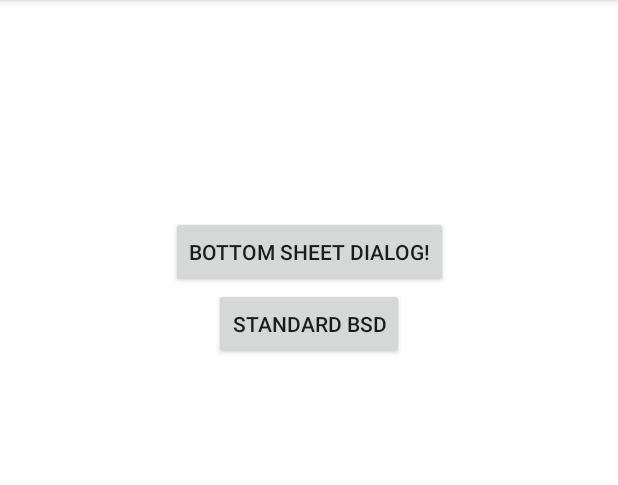
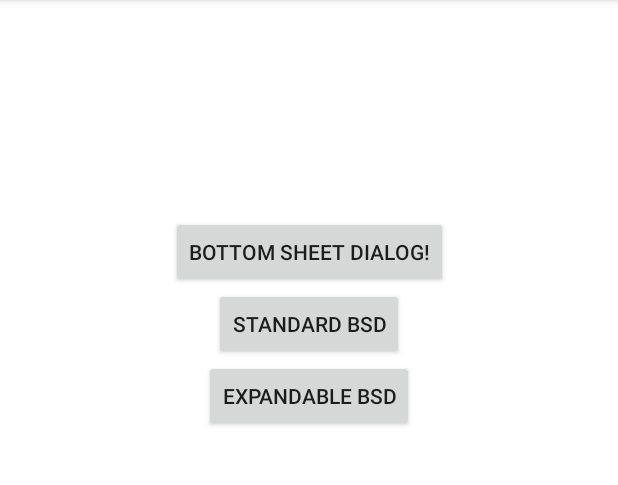
Before and after one commit to krymov-d/For_Practice, an Android app: the screen it shows after launch (MainActivity), on a phone screen of 412 x 824 dp, the part 84-569 px from its top. Run offline under Robolectric (Android 15) with nearby library versions, the phone set to English and light mode, and no system bars.

Commit message:
Added expandable BSD: customized behaviour

```diff
--- a/app/src/main/java/kz/kd/for_practice/MainActivity.kt
+++ b/app/src/main/java/kz/kd/for_practice/MainActivity.kt
@@ -11,15 +11,20 @@ class MainActivity : AppCompatActivity() {
         super.onCreate(savedInstanceState)
         setContentView(R.layout.activity_main)
 
-        val btnBST: Button = findViewById(R.id.btn_bsd)
-        btnBST.setOnClickListener {
+        val btnBSD: Button = findViewById(R.id.btn_bsd)
+        btnBSD.setOnClickListener {
             BottomSheetDialog().show(supportFragmentManager, null)
         }
 
-        val btnBSTStandard: Button = findViewById(R.id.btn_bsd_standard)
-        btnBSTStandard.setOnClickListener {
+        val btnBSDStandard: Button = findViewById(R.id.btn_bsd_standard)
+        btnBSDStandard.setOnClickListener {
             val coordinatorLayout: CoordinatorLayout = findViewById(R.id.coordinator)
             coordinatorLayout.isVisible = !coordinatorLayout.isVisible
         }
+
+        val btnBSDExpandable: Button = findViewById(R.id.btn_bsd_expandable)
+        btnBSDExpandable.setOnClickListener {
+            BSDExpandable().show(supportFragmentManager, null)
+        }
     }
 }
--- a/app/src/main/res/layout/activity_main.xml
+++ b/app/src/main/res/layout/activity_main.xml
@@ -26,6 +26,17 @@
         app:layout_constraintEnd_toEndOf="parent"
         app:layout_constraintStart_toStartOf="parent"
         app:layout_constraintTop_toBottomOf="@id/btn_bsd"
+        app:layout_constraintVertical_bias="0" />
+
+    <androidx.appcompat.widget.AppCompatButton
+        android:id="@+id/btn_bsd_expandable"
+        android:layout_width="wrap_content"
+        android:layout_height="wrap_content"
+        android:text="@string/expandable_bsd"
+        app:layout_constraintBottom_toBottomOf="parent"
+        app:layout_constraintEnd_toEndOf="parent"
+        app:layout_constraintStart_toStartOf="parent"
+        app:layout_constraintTop_toBottomOf="@id/btn_bsd_standard"
         app:layout_constraintVertical_bias="0" />
 
     <androidx.coordinatorlayout.widget.CoordinatorLayout
--- a/app/src/main/res/values/colors.xml
+++ b/app/src/main/res/values/colors.xml
@@ -7,4 +7,7 @@
     <color name="teal_700">#FF018786</color>
     <color name="black">#FF000000</color>
     <color name="white">#FFFFFFFF</color>
+    <color name="btn_text_color">#1789DB</color>
+    <color name="btn_text_color_tint_4">#E7F3FB</color>
+    <color name="df_delete_border">#F57A7A</color>
 </resources>
--- a/app/src/main/res/values/strings.xml
+++ b/app/src/main/res/values/strings.xml
@@ -5,4 +5,8 @@
     <string name="bottom_sheet_dialog_title">Bottom Sheet Dialog Title</string>
     <string name="bottom_sheet_dialog_sub_title">Bottom Sheet Dialog Sub Title</string>
     <string name="bottom_sheet_dialog_action">Bottom Sheet Dialog Action</string>
+    <string name="main_text_1">Main Text 1</string>
+    <string name="main_text_2">Main Text 2</string>
+    <string name="the_fallen_order">The Fallen Order</string>
+    <string name="expandable_bsd">Expandable BSD</string>
 </resources>
```
Also changed, not shown: app/src/main/java/kz/kd/for_practice/BSDExpandable.kt (added, +36 -0 lines), app/src/main/res/layout/bsd_expandable.xml (added, +71 -0 lines).
